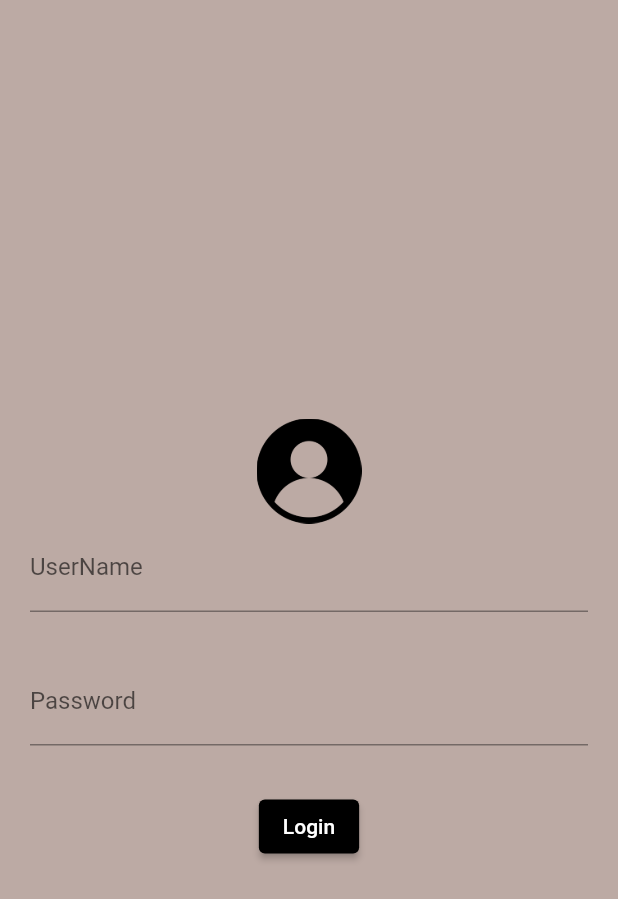
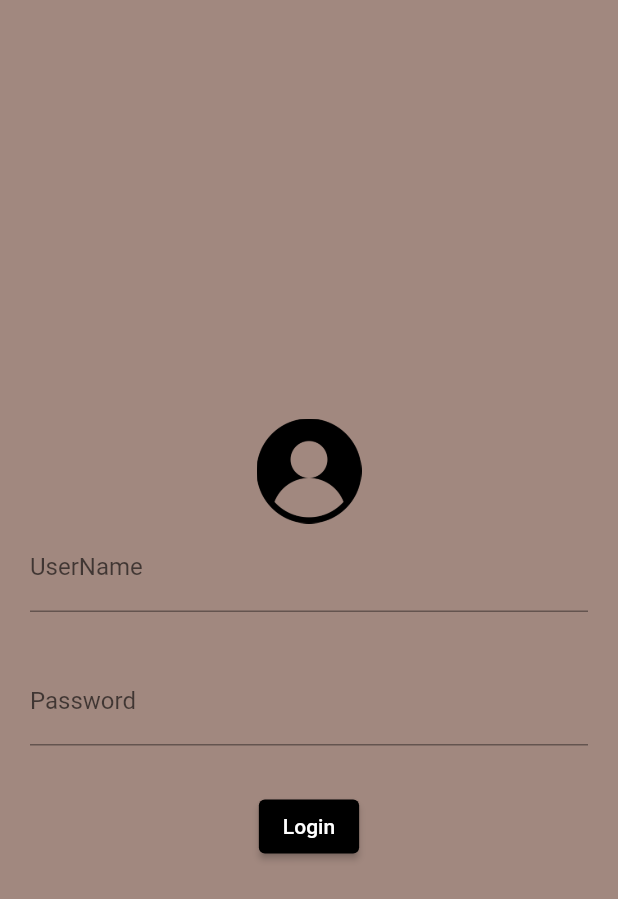
Before and after one commit to Jayanthi061993/Flutter-Project-, a Flutter app: the LoginPage screen opened directly, on a phone screen of 412 x 824 dp. Shown: the top 899 px of the screen. Run offline on Flutter 3.47's test engine with Material 2 defaults, Android fonts, the phone set to English and light mode, and no system bars; our stand-ins replace introduction_screen.

```diff
--- a/OnboardApp/onboard_app/lib/pages/loginpage.dart
+++ b/OnboardApp/onboard_app/lib/pages/loginpage.dart
@@ -10,7 +10,7 @@ class LoginPage extends StatelessWidget {
       child: Scaffold(
         body: Container(
           padding: const EdgeInsets.all(20),
-          color: Colors.brown[200],
+          color: Colors.brown[300],
           child: Column(
             // crossAxisAlignment: CrossAxisAlignment.start,
             mainAxisAlignment: MainAxisAlignment.center,
```
Also changed, not shown: OnboardApp/onboard_app/lib/main.dart (+12 -2 lines).
